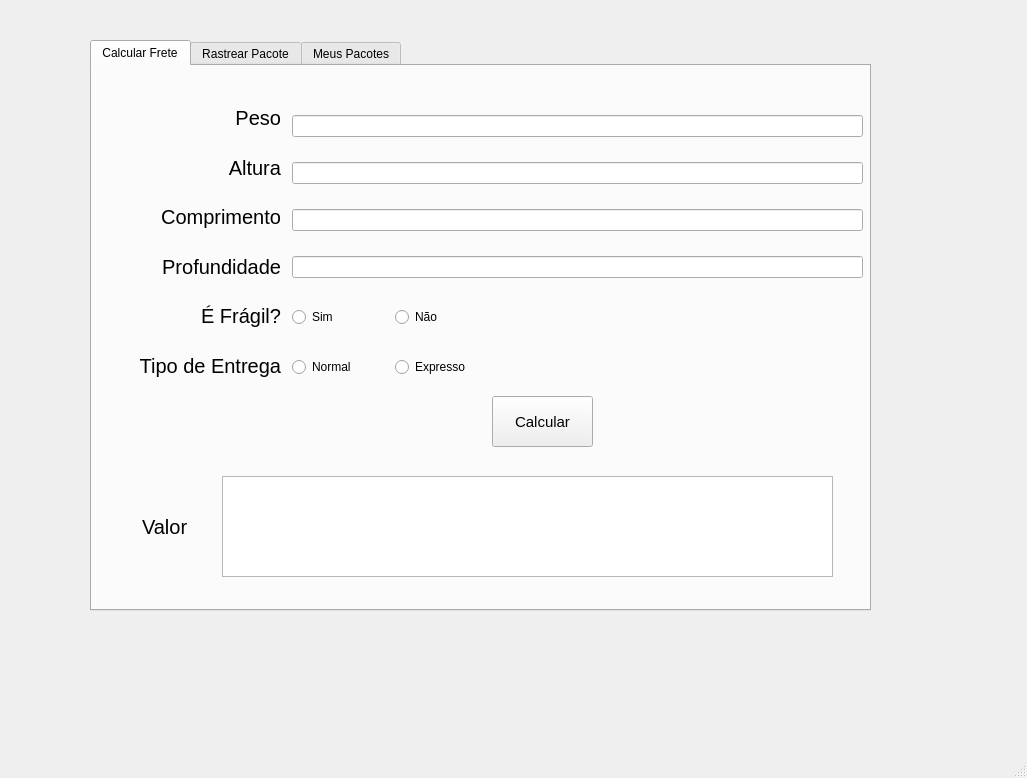
This is Telas/Usuario.ui in GabrielHolandadeAraujo/Kaminari as Qt 5 draws it before an edit. The edited form follows.
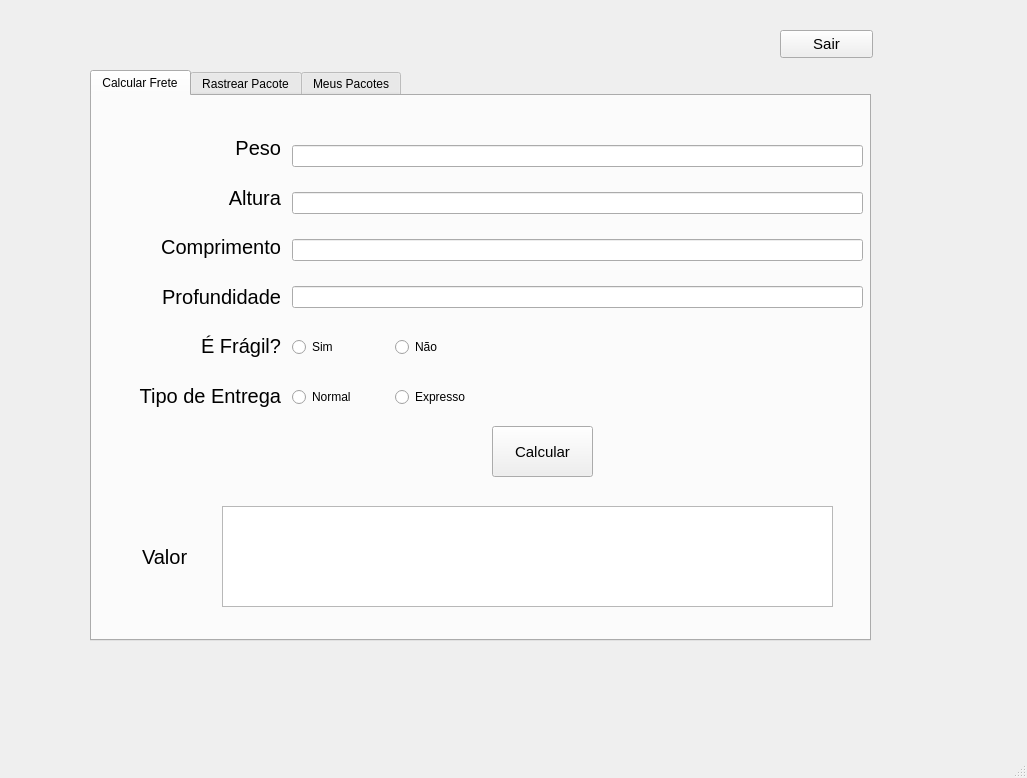
This is the edited form.

Commit message: Sair adicionado

The edit to the form file:
```diff
--- a/Telas/Usuario.ui
+++ b/Telas/Usuario.ui
@@ -18,7 +18,7 @@
     <property name="geometry">
      <rect>
       <x>90</x>
-      <y>40</y>
+      <y>70</y>
       <width>781</width>
       <height>571</height>
      </rect>
@@ -472,6 +472,27 @@
      </widget>
     </widget>
    </widget>
+   <widget class="QPushButton" name="pushButton_2">
+    <property name="geometry">
+     <rect>
+      <x>780</x>
+      <y>30</y>
+      <width>93</width>
+      <height>28</height>
+     </rect>
+    </property>
+    <property name="font">
+     <font>
+      <pointsize>11</pointsize>
+     </font>
+    </property>
+    <property name="cursor">
+     <cursorShape>PointingHandCursor</cursorShape>
+    </property>
+    <property name="text">
+     <string>Sair</string>
+    </property>
+   </widget>
   </widget>
   <widget class="QMenuBar" name="menubar">
    <property name="geometry">
```
The commit also changes 1 other file.
